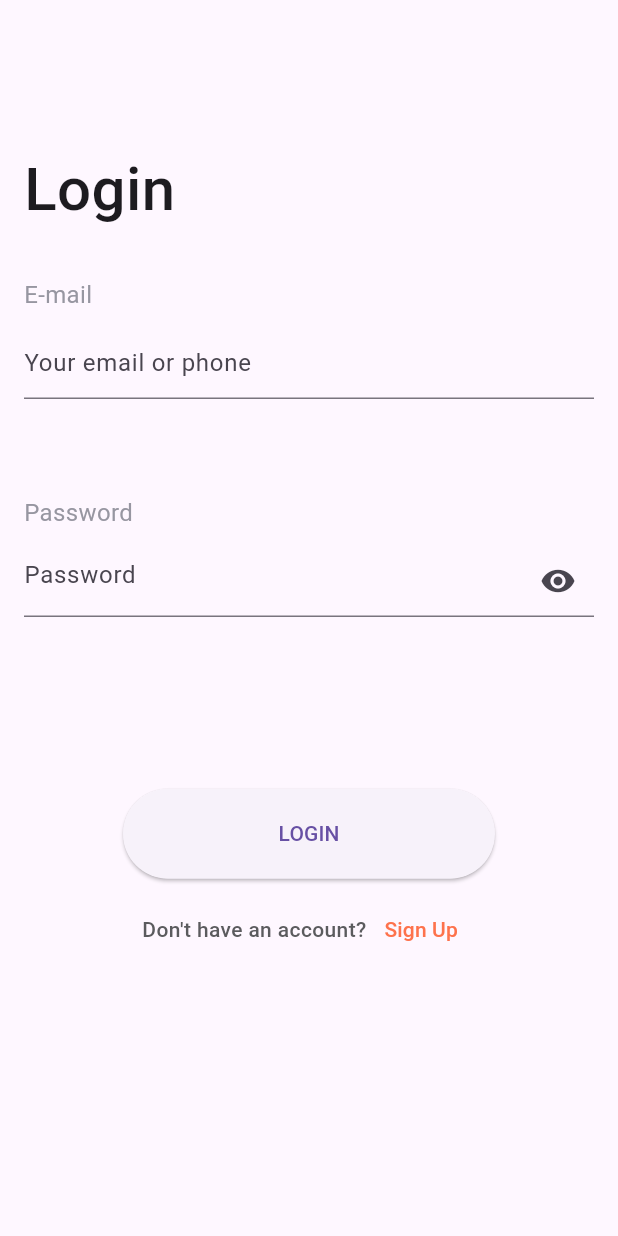
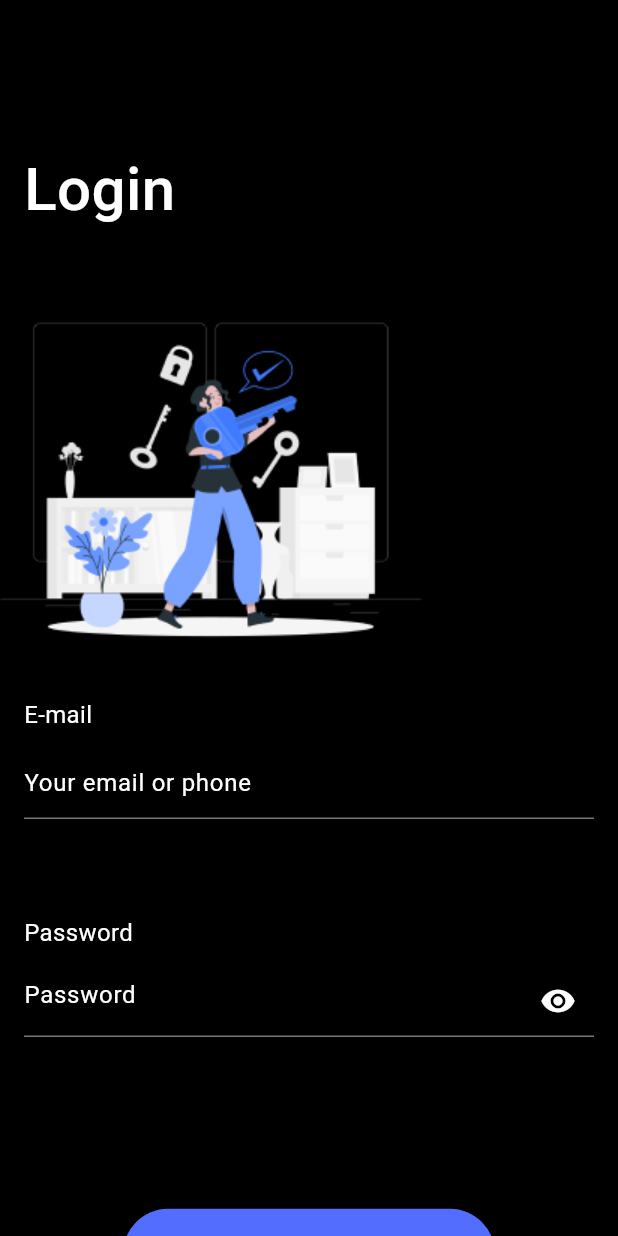
Before and after one commit to git-ADG/campus-security-nitshacks, a Flutter app: the LoginPage screen opened directly, on a phone screen of 412 x 824 dp. Run offline on Flutter 3.47's test engine with Material 3 defaults, Android fonts, the light colour scheme and no system bars; our stand-ins replace firebase_core, flutter_dotenv, fluttertoast, gap; accounts and stored records are empty; generated files the repository leaves out were written again; Roboto replaces fonts that are missing (SofiaPro).

Commit message:
login page UI modified

```diff
--- a/lib/pages/fingerprint page/fingerprint_page.dart
+++ b/lib/pages/fingerprint page/fingerprint_page.dart
@@ -1,4 +1,5 @@
 import 'package:campus_security_nithacks/config/utils/palette.dart';
+import 'package:campus_security_nithacks/pages/login_page/login_page.dart';
 import 'package:campus_security_nithacks/pages/main_page/main_page.dart';
 import 'package:flutter/material.dart';
 
@@ -8,12 +9,13 @@ class FingerprintPage extends StatelessWidget {
   @override
   Widget build(BuildContext context) {
     return Scaffold(
+      backgroundColor: Colors.black,
       body: Center(
         child: InkWell(
-            onLongPress: () => Navigator.pushReplacement(
+            onTap: () => Navigator.pushReplacement(
                 context,
                 MaterialPageRoute(
-                  builder: (context) => const MainPage(),
+                  builder: (context) => const LoginPage(),
                 )),
             child: const Icon(
               Icons.fingerprint,
--- a/lib/pages/login_page/login_page.dart
+++ b/lib/pages/login_page/login_page.dart
@@ -1,3 +1,4 @@
+import 'package:campus_security_nithacks/config/utils/palette.dart';
 import 'package:campus_security_nithacks/pages/signup_page/signup_page.dart';
 import 'package:flutter/material.dart';
 import 'package:flutter/services.dart';
@@ -92,15 +93,11 @@ class _LoginPageState extends State<LoginPage> {
     double sFontSize = 16;
     Color fontColor = const Color.fromRGBO(151, 150, 161, 1);
     Color fontColor2 = const Color.fromRGBO(91, 91, 94, 1);
-    Color lineColor = const Color.fromRGBO(179, 179, 179, 0.5);
     double sGap = 10;
     double fieldHeight = height * 0.1;
     double lGap = 70.0;
     double buttonHeight = 60;
     double buttonWidth = 248;
-    Color buttonColor = const Color.fromRGBO(254, 114, 76, 1);
-    double lineHeight = 2;
-    double lineWidth = 100;
     return PopScope(
       canPop: false,
       onPopInvoked: (didPop) async {
@@ -113,6 +110,7 @@ class _LoginPageState extends State<LoginPage> {
         }
       },
       child: Scaffold(
+        backgroundColor: Colors.black,
         floatingActionButtonLocation: FloatingActionButtonLocation.startTop,
         body: Builder(builder: (BuildContext context) {
           return SingleChildScrollView(
@@ -134,6 +132,7 @@ class _LoginPageState extends State<LoginPage> {
                               child: Text(
                                 "Login",
                                 style: TextStyle(
+                                  color: Colors.white,
                                     fontSize: lFontSize,
                                     fontWeight: FontWeight.w500,
                                     fontFamily: 'SofiaPro'),
@@ -142,12 +141,13 @@ class _LoginPageState extends State<LoginPage> {
                             SizedBox(
                               height: gap,
                             ),
+                            Image.asset('assets/images/5500659_Artboard 1 1.png'),
                             Padding(
                               padding: EdgeInsets.only(left: padding),
                               child: Text(
                                 "E-mail",
                                 style: TextStyle(
-                                    color: fontColor,
+                                    color: Colors.white,
                                     fontSize: sFontSize,
                                     fontFamily: 'SofiaPro'),
                               ),
@@ -163,6 +163,7 @@ class _LoginPageState extends State<LoginPage> {
                                   child: TextFormField(
                                     decoration: const InputDecoration(
                                       hintText: "Your email or phone",
+                                      hintStyle: TextStyle(color: Colors.white)
                                     ),
                                     controller: emailController,
                                     validator: (value) {
@@ -181,7 +182,7 @@ class _LoginPageState extends State<LoginPage> {
                               child: Text(
                                 "Password",
                                 style: TextStyle(
-                                    color: fontColor,
+                                    color: Colors.white,
                                     fontSize: sFontSize,
                                     fontFamily: 'SofiaPro'),
                               ),
@@ -200,10 +201,11 @@ class _LoginPageState extends State<LoginPage> {
                                           onPressed: () => showPass(),
                                           icon: isObscure
                                               ? const Icon(
-                                                  Icons.visibility)
+                                                  Icons.visibility,color: Colors.white,)
                                               : const Icon(
-                                                  Icons.visibility_off)),
+                                                  Icons.visibility_off, color: Colors.white,)),
                                       hintText: "Password",
+                                      hintStyle: TextStyle(color: Colors.white)
                                     ),
                                     controller: passController,
                                     validator: (value) {
@@ -227,8 +229,15 @@ class _LoginPageState extends State<LoginPage> {
                           height: buttonHeight,
                           width: buttonWidth,
                           child: ElevatedButton(
-                            onPressed: () {}, //validate(context),
-                            child: const Text('LOGIN'),
+                            style: const ButtonStyle(
+                              backgroundColor: MaterialStatePropertyAll(blue),
+                            ),
+                            onPressed: () {
+                              Navigator.pushReplacement(context, MaterialPageRoute(builder: (context) => const MainPage(),));
+                            }, //validate(context),
+                            child: const Text('LOGIN', style: TextStyle(
+                              color: Colors.white
+                            ),),
                           ),
                         ),
                         SizedBox(
@@ -240,7 +249,7 @@ class _LoginPageState extends State<LoginPage> {
                             Text(
                               "Don't have an account?",
                               style: TextStyle(
-                                  color: fontColor2,
+                                  color: Colors.white,
                                   fontWeight: FontWeight.w500,
                                   fontFamily: 'SofiaPro'),
                             ),
@@ -253,10 +262,10 @@ class _LoginPageState extends State<LoginPage> {
                                             const SIgnUpPage(),
                                       ));
                                 },
-                                child: Text(
+                                child: const Text(
                                   "Sign Up",
                                   style: TextStyle(
-                                      color: buttonColor,
+                                      color: blue,
                                       fontFamily: 'SofiaPro'),
                                 ))
                           ],
--- a/pubspec.yaml
+++ b/pubspec.yaml
@@ -66,6 +66,7 @@ flutter:
   # To add assets to your application, add an assets section, like this:
   assets:
     - .env
+    - assets/images/
   #   - images/a_dot_burr.jpeg
   #   - images/a_dot_ham.jpeg
 
```
